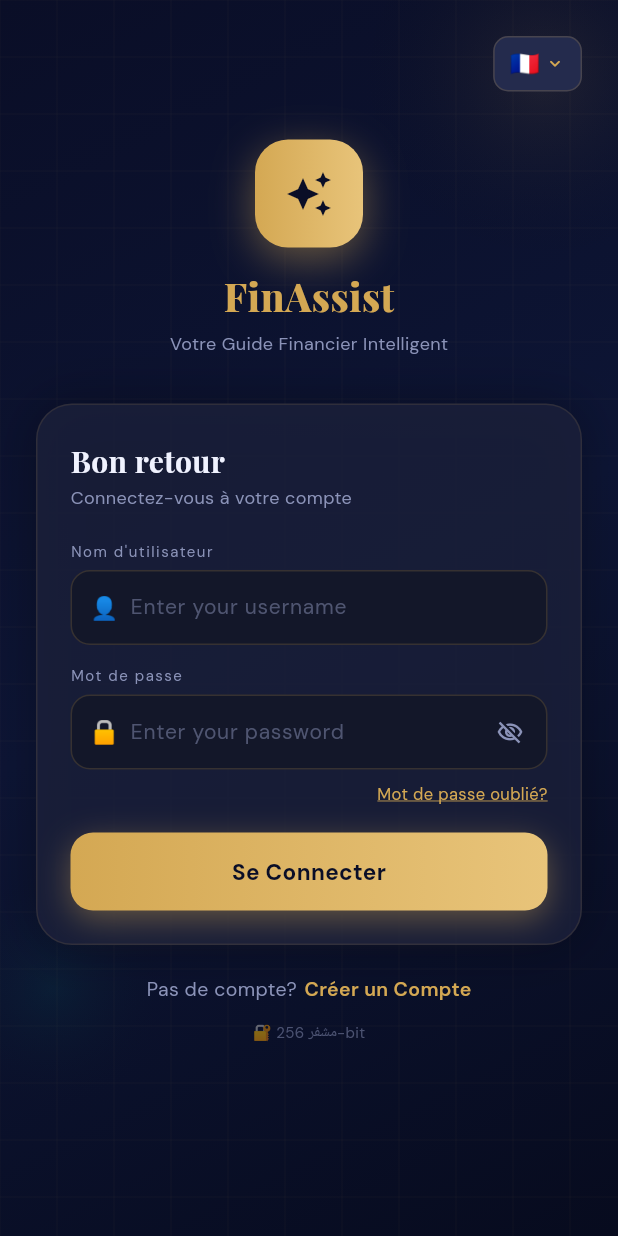
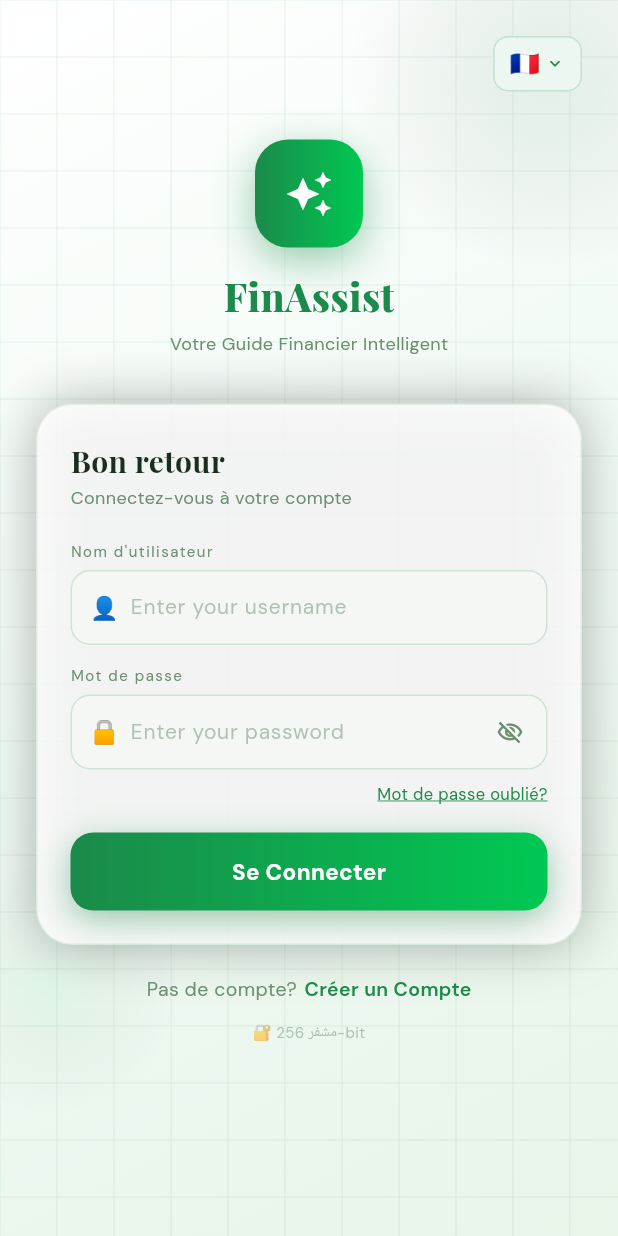
Before and after one commit to kbeidahi/fintech_chatbot, a Flutter app: the screen it shows after launch, on a phone screen of 412 x 824 dp. Run offline on Flutter 3.47's test engine with Material 3 defaults, Android fonts, the phone set to English and light mode, and no system bars; our stand-ins replace dio, flutter_secure_storage, google_fonts.

Commit message:
Restyle app to white + emerald green theme
- White backgrounds, emerald green (#1B8A4A) primary
- Bright green (#00C853) accent
- User chat bubbles: green gradient with white text
- Balance card: dark green gradient with white text
- Bot bubbles: light green tint
- Light grid overlay on white background

Co-Authored-By: Claude Sonnet 4.6 <noreply@anthropic.com>

```diff
--- a/flutter_app/lib/main.dart
+++ b/flutter_app/lib/main.dart
@@ -7,17 +7,17 @@ void main() => runApp(const FinAssistApp());
 
 // ── Colors ────────────────────────────────────────────────────────────────────
 class C {
-  static const navy    = Color(0xFF0A0E27);
-  static const navyL   = Color(0xFF131729);
-  static const gold    = Color(0xFFD4A853);
-  static const goldL   = Color(0xFFE8C47A);
-  static const mint    = Color(0xFF00D4AA);
-  static const surface = Color(0xFF1A1F3A);
-  static const surfL   = Color(0xFF242B4D);
-  static const text    = Color(0xFFF0F2FF);
-  static const muted   = Color(0xFF8B93B8);
-  static const error   = Color(0xFFFF6B6B);
-  static const botBub  = Color(0xFF1E2545);
+  static const navy    = Color(0xFFFFFFFF); // main background — white
+  static const navyL   = Color(0xFFF5F7F5); // slightly off-white for inputs
+  static const gold    = Color(0xFF1B8A4A); // emerald green primary
+  static const goldL   = Color(0xFF00C853); // bright emerald accent
+  static const mint    = Color(0xFF00C853); // same bright green
+  static const surface = Color(0xFFFFFFFF); // card surface — white
+  static const surfL   = Color(0xFFEDF7F1); // light green tint for hover/chips
+  static const text    = Color(0xFF1B2D1F); // deep dark green-black for text
+  static const muted   = Color(0xFF6B8F71); // muted green-grey
+  static const error   = Color(0xFFD32F2F); // red
+  static const botBub  = Color(0xFFEDF7F1); // light green tint for bot bubbles
 }
 
 // ── Translations ──────────────────────────────────────────────────────────────
@@ -548,7 +548,7 @@ class _FinAssistAppState extends State<FinAssistApp> {
   Widget build(BuildContext context) => MaterialApp(
     title: 'FinAssist',
     debugShowCheckedModeBanner: false,
-    theme: ThemeData(brightness: Brightness.dark, scaffoldBackgroundColor: C.navy),
+    theme: ThemeData(brightness: Brightness.light, scaffoldBackgroundColor: C.navy),
     home: _buildScreen(),
   );
 
@@ -650,7 +650,7 @@ class _AppBgState extends State<AppBg> with SingleTickerProviderStateMixin {
   Widget build(BuildContext context) => Stack(children: [
     Container(decoration: const BoxDecoration(gradient: LinearGradient(
       begin: Alignment.topLeft, end: Alignment.bottomRight,
-      colors: [Color(0xFF0A0E27), Color(0xFF0D1535), Color(0xFF070B1E)]))),
+      colors: [Color(0xFFFFFFFF), Color(0xFFF0FAF4), Color(0xFFE8F5E9)]))),
     CustomPaint(size: MediaQuery.of(context).size, painter: _Grid()),
     AnimatedBuilder(animation: _c, builder: (_, __) => Positioned(top: -80, right: -80,
       child: Container(width: 260, height: 260, decoration: BoxDecoration(shape: BoxShape.circle,
@@ -664,7 +664,7 @@ class _AppBgState extends State<AppBg> with SingleTickerProviderStateMixin {
 
 class _Grid extends CustomPainter {
   @override void paint(Canvas c, Size s) {
-    final p = Paint()..color = C.gold.withOpacity(0.025)..strokeWidth = 1;
+    final p = Paint()..color = C.gold.withOpacity(0.07)..strokeWidth = 1;
     for (double x = 0; x < s.width; x += 38) c.drawLine(Offset(x,0), Offset(x,s.height), p);
     for (double y = 0; y < s.height; y += 38) c.drawLine(Offset(0,y), Offset(s.width,y), p);
   }
@@ -1761,7 +1761,7 @@ class _WalletState extends State<WalletPage> {
             child: Container(
               padding: const EdgeInsets.all(24),
               decoration: BoxDecoration(
-                gradient: const LinearGradient(colors: [Color(0xFF1A2050), Color(0xFF0A0E27)], begin: Alignment.topLeft, end: Alignment.bottomRight),
+                gradient: const LinearGradient(colors: [Color(0xFF1B8A4A), Color(0xFF0D5C30)], begin: Alignment.topLeft, end: Alignment.bottomRight),
                 borderRadius: BorderRadius.circular(24),
                 border: Border.all(color: C.gold.withOpacity(0.3), width: 1.5),
                 boxShadow: [BoxShadow(color: C.gold.withOpacity(0.1), blurRadius: 20, offset: const Offset(0, 8))],
@@ -1773,17 +1773,17 @@ class _WalletState extends State<WalletPage> {
                     child: const Icon(Icons.account_balance_wallet, color: C.gold, size: 20)),
                   const SizedBox(width: 10),
                   Text(_t('المحفظة الرقمية', 'Portefeuille', 'Digital Wallet'),
-                    style: GoogleFonts.dmSans(color: C.muted, fontSize: 13)),
+                    style: GoogleFonts.dmSans(color: Colors.white70, fontSize: 13)),
                 ]),
                 const SizedBox(height: 16),
                 if (_loading)
                   const CircularProgressIndicator(color: C.gold, strokeWidth: 2)
                 else ...[
                   Text('$balance $currency',
-                    style: GoogleFonts.playfairDisplay(color: C.text, fontSize: 32, fontWeight: FontWeight.w800)),
+                    style: GoogleFonts.playfairDisplay(color: Colors.white, fontSize: 32, fontWeight: FontWeight.w800)),
                   const SizedBox(height: 4),
                   Text(_t('الرصيد المتاح', 'Solde disponible', 'Available Balance'),
-                    style: GoogleFonts.dmSans(color: C.muted, fontSize: 12)),
+                    style: GoogleFonts.dmSans(color: Colors.white70, fontSize: 12)),
                 ],
               ]),
             ),
@@ -2052,14 +2052,14 @@ class _BubbleState extends State<_BubbleW> with SingleTickerProviderStateMixin {
               constraints: BoxConstraints(maxWidth: MediaQuery.of(context).size.width * 0.74),
               padding: const EdgeInsets.all(13),
               decoration: BoxDecoration(
-                gradient: u ? const LinearGradient(colors: [Color(0xFF1E3A7A), Color(0xFF2A4F9A)], begin: Alignment.topLeft, end: Alignment.bottomRight) : null,
+                gradient: u ? const LinearGradient(colors: [Color(0xFF1B8A4A), Color(0xFF00C853)], begin: Alignment.topLeft, end: Alignment.bottomRight) : null,
                 color: u ? null : C.botBub,
                 borderRadius: BorderRadius.only(topLeft: const Radius.circular(20), topRight: const Radius.circular(20),
                   bottomLeft: Radius.circular(u ? 20 : 4), bottomRight: Radius.circular(u ? 4 : 20)),
-                border: Border.all(color: u ? Colors.white.withOpacity(0.08) : C.gold.withOpacity(0.12)),
-                boxShadow: [BoxShadow(color: u ? const Color(0xFF1E3A7A).withOpacity(0.4) : Colors.black.withOpacity(0.2), blurRadius: 12, offset: const Offset(0,4))]),
+                border: Border.all(color: u ? C.goldL.withOpacity(0.3) : C.gold.withOpacity(0.15)),
+                boxShadow: [BoxShadow(color: u ? C.gold.withOpacity(0.25) : Colors.black.withOpacity(0.06), blurRadius: 12, offset: const Offset(0,4))]),
               child: Directionality(textDirection: ar ? TextDirection.rtl : TextDirection.ltr,
-                child: Text(widget.msg.text, style: GoogleFonts.dmSans(color: C.text, fontSize: 13, height: 1.65)))),
+                child: Text(widget.msg.text, style: GoogleFonts.dmSans(color: u ? Colors.white : C.text, fontSize: 13, height: 1.65)))),
             const SizedBox(height: 3),
             Row(mainAxisSize: MainAxisSize.min, children: [
               if (sourceBadge != null) ...[sourceBadge, const SizedBox(width: 6)],
```
